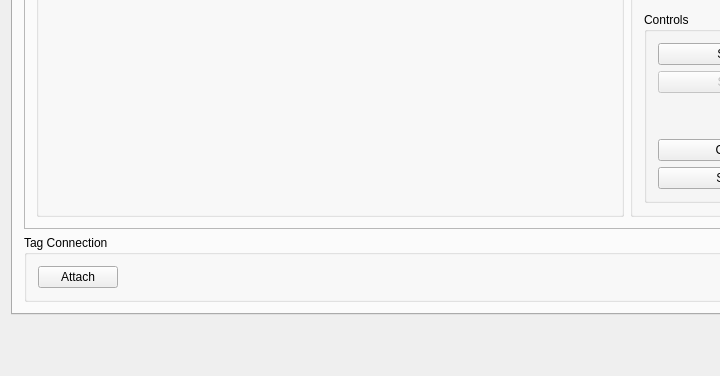
Qt form software/host/qtcalibrate/mainwindow.ui (tag-designs/software) before a commit; both pictures show x 0 to 720 and y 450 to 826 of the 866 by 826 pixel window.
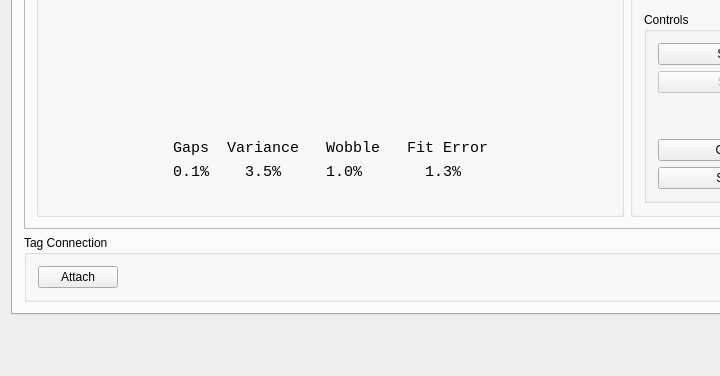
The same form after that commit. Custom widgets are drawn as their Qt base class.

Diff of the .ui file:
```diff
--- a/software/host/qtcalibrate/mainwindow.ui
+++ b/software/host/qtcalibrate/mainwindow.ui
@@ -49,7 +49,7 @@
               <item>
                <widget class="MyScatter3D" name="graphWidget" native="true">
                 <property name="sizePolicy">
-                 <sizepolicy hsizetype="Expanding" vsizetype="Preferred">
+                 <sizepolicy hsizetype="MinimumExpanding" vsizetype="MinimumExpanding">
                   <horstretch>0</horstretch>
                   <verstretch>0</verstretch>
                  </sizepolicy>
@@ -62,6 +62,82 @@
                 </property>
                </widget>
               </item>
+              <item>
+               <widget class="QWidget" name="widget" native="true">
+                <layout class="QHBoxLayout" name="horizontalLayout_2">
+                 <item>
+                  <spacer name="horizontalSpacer">
+                   <property name="orientation">
+                    <enum>Qt::Orientation::Horizontal</enum>
+                   </property>
+                   <property name="sizeHint" stdset="0">
+                    <size>
+                     <width>40</width>
+                     <height>20</height>
+                    </size>
+                   </property>
+                  </spacer>
+                 </item>
+                 <item alignment="Qt::AlignmentFlag::AlignHCenter">
+                  <widget class="QWidget" name="widget_2" native="true">
+                   <property name="sizePolicy">
+                    <sizepolicy hsizetype="MinimumExpanding" vsizetype="Minimum">
+                     <horstretch>0</horstretch>
+                     <verstretch>0</verstretch>
+                    </sizepolicy>
+                   </property>
+                   <layout class="QVBoxLayout" name="verticalLayout_7">
+                    <item alignment="Qt::AlignmentFlag::AlignHCenter">
+                     <widget class="QLabel" name="qualityheaderLabel">
+                      <property name="font">
+                       <font>
+                        <family>Courier New</family>
+                        <pointsize>11</pointsize>
+                       </font>
+                      </property>
+                      <property name="text">
+                       <string notr="true">Gaps  Variance   Wobble   Fit Error</string>
+                      </property>
+                     </widget>
+                    </item>
+                    <item>
+                     <widget class="QLabel" name="qualityLabel">
+                      <property name="sizePolicy">
+                       <sizepolicy hsizetype="Preferred" vsizetype="Preferred">
+                        <horstretch>0</horstretch>
+                        <verstretch>0</verstretch>
+                       </sizepolicy>
+                      </property>
+                      <property name="font">
+                       <font>
+                        <family>Courier New</family>
+                        <pointsize>11</pointsize>
+                       </font>
+                      </property>
+                      <property name="text">
+                       <string>0.1%    3.5%     1.0%       1.3%</string>
+                      </property>
+                     </widget>
+                    </item>
+                   </layout>
+                  </widget>
+                 </item>
+                 <item>
+                  <spacer name="horizontalSpacer_3">
+                   <property name="orientation">
+                    <enum>Qt::Orientation::Horizontal</enum>
+                   </property>
+                   <property name="sizeHint" stdset="0">
+                    <size>
+                     <width>40</width>
+                     <height>20</height>
+                    </size>
+                   </property>
+                  </spacer>
+                 </item>
+                </layout>
+               </widget>
+              </item>
              </layout>
             </widget>
            </item>
```
